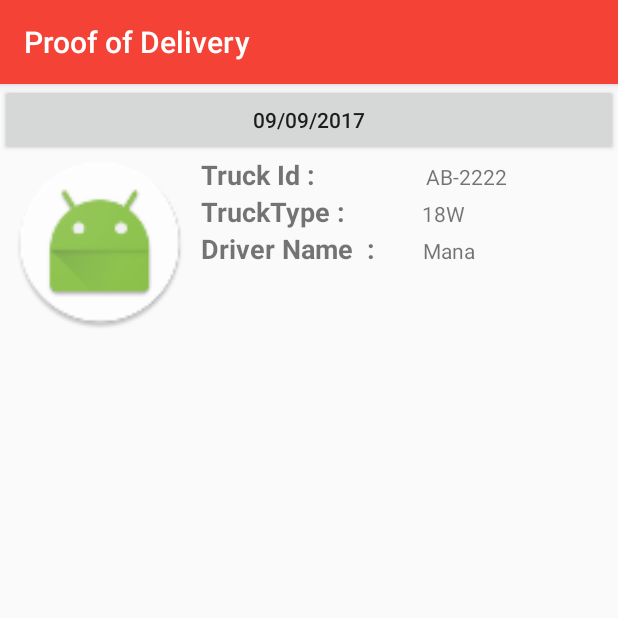
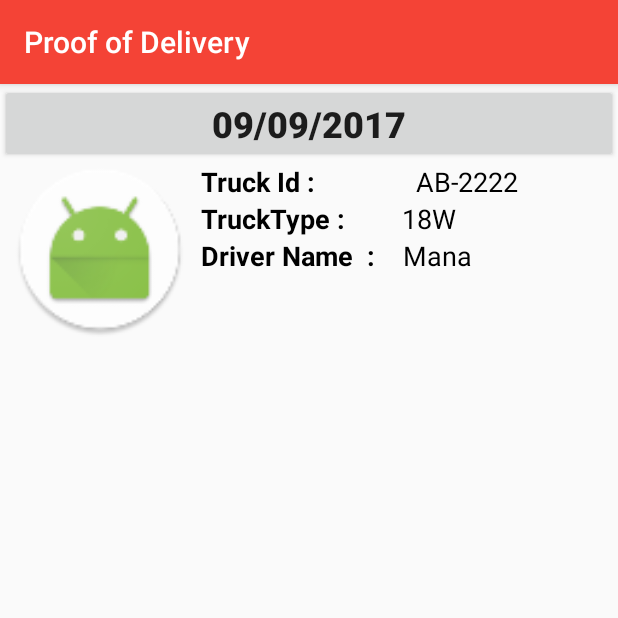
Before and after one commit to evijung/POD-VAL, an Android app: the TripActivity screen opened directly, with no data from a screen before it, on a phone screen of 412 x 824 dp, the top half of it. Run offline under Robolectric (Android 15) with nearby library versions, the phone set to English and light mode, and no system bars.

Commit message:
ui 18/09/2017 15.32

```diff
--- a/app/src/main/java/com/hitachi_tstv/mist/it/pod_val_mitsu/MainActivity.java
+++ b/app/src/main/java/com/hitachi_tstv/mist/it/pod_val_mitsu/MainActivity.java
@@ -35,5 +35,6 @@ public class MainActivity extends AppCompatActivity {
     @OnClick(R.id.btnMALogin)
     public void onViewClicked() {
         Intent intent = new Intent(MainActivity.this, TripActivity.class);
+        startActivity(intent);
     }
 }
--- a/app/src/main/res/layout/activity_main.xml
+++ b/app/src/main/res/layout/activity_main.xml
@@ -24,6 +24,7 @@
             android:layout_height="wrap_content"
             android:gravity="center"
             android:text="@string/Login"
+            android:textColor="@color/Black"
             android:textSize="@dimen/txt_h1" />
 
         <EditText
@@ -48,7 +49,9 @@
             android:id="@+id/btnMALogin"
             android:layout_width="match_parent"
             android:layout_height="wrap_content"
+            android:background="@drawable/green_button"
             android:text="@string/Login"
-            android:textSize="@dimen/txt_h3" />
+            android:textSize="@dimen/txt_h3"
+            android:textStyle="bold" />
     </LinearLayout>
 </RelativeLayout>
--- a/app/src/main/res/layout/activity_trip.xml
+++ b/app/src/main/res/layout/activity_trip.xml
@@ -5,7 +5,6 @@
     android:layout_width="match_parent"
     android:layout_height="match_parent"
     tools:context="com.hitachi_tstv.mist.it.pod_val_mitsu.TripActivity">
-
     <LinearLayout
         android:layout_width="match_parent"
         android:layout_height="match_parent"
@@ -22,7 +21,9 @@
                 android:layout_width="wrap_content"
                 android:layout_height="wrap_content"
                 android:layout_weight="1"
-                android:text="09/09/2017" />
+                android:text="09/09/2017"
+                android:textSize="@dimen/txt_h3"
+                android:textStyle="bold" />
 
         </LinearLayout>
 
@@ -60,7 +61,8 @@
                             android:layout_height="wrap_content"
                             android:layout_weight="1"
                             android:text="Truck Id :"
-                            android:textSize="18sp"
+                            android:textColor="@color/Black"
+                            android:textSize="@dimen/txt_nm"
                             android:textStyle="bold"
                             tools:text="Truck Id :" />
 
@@ -69,7 +71,9 @@
                             android:layout_width="wrap_content"
                             android:layout_height="wrap_content"
                             android:layout_weight="1"
-                            android:text="AB-2222" />
+                            android:text="AB-2222"
+                            android:textColor="@color/Black"
+                            android:textSize="@dimen/txt_nm" />
 
                     </LinearLayout>
 
@@ -84,7 +88,8 @@
                             android:layout_height="wrap_content"
                             android:layout_weight="1"
                             android:text="TruckType : "
-                            android:textSize="18sp"
+                            android:textColor="@color/Black"
+                            android:textSize="@dimen/txt_nm"
                             android:textStyle="bold"
                             tools:text="TruckType : " />
 
@@ -92,8 +97,10 @@
                             android:id="@+id/truckTypeValTrip"
                             android:layout_width="wrap_content"
                             android:layout_height="wrap_content"
-                            android:layout_weight="2.19"
-                            android:text="18W" />
+                            android:layout_weight="3.22"
+                            android:text="18W"
+                            android:textColor="@color/Black"
+                            android:textSize="@dimen/txt_nm" />
 
                     </LinearLayout>
 
@@ -108,7 +115,8 @@
                             android:layout_height="wrap_content"
                             android:layout_weight="0.59"
                             android:text="Driver Name  :"
-                            android:textSize="18sp"
+                            android:textColor="@color/Black"
+                            android:textSize="@dimen/txt_nm"
                             android:textStyle="bold"
                             tools:text="Driver Name  :" />
 
@@ -116,8 +124,10 @@
                             android:id="@+id/driverNameValTrip"
                             android:layout_width="wrap_content"
                             android:layout_height="wrap_content"
-                            android:layout_weight="1.68"
-                            android:text="Mana " />
+                            android:layout_weight="2.88"
+                            android:text="Mana "
+                            android:textColor="@color/Black"
+                            android:textSize="@dimen/txt_nm" />
 
                     </LinearLayout>
                 </LinearLayout>
@@ -137,5 +147,4 @@
         </LinearLayout>
 
     </LinearLayout>
-
 </RelativeLayout>
```
Also changed, not shown: app/src/main/res/drawable/goldenrod_button.xml (added, +24 -0 lines), app/src/main/res/drawable/plum_button.xml (added, +24 -0 lines), app/src/main/res/drawable/red_button.xml (added, +24 -0 lines), app/src/main/res/layout/activity_job.xml (+13 -3 lines), 1 other file.
